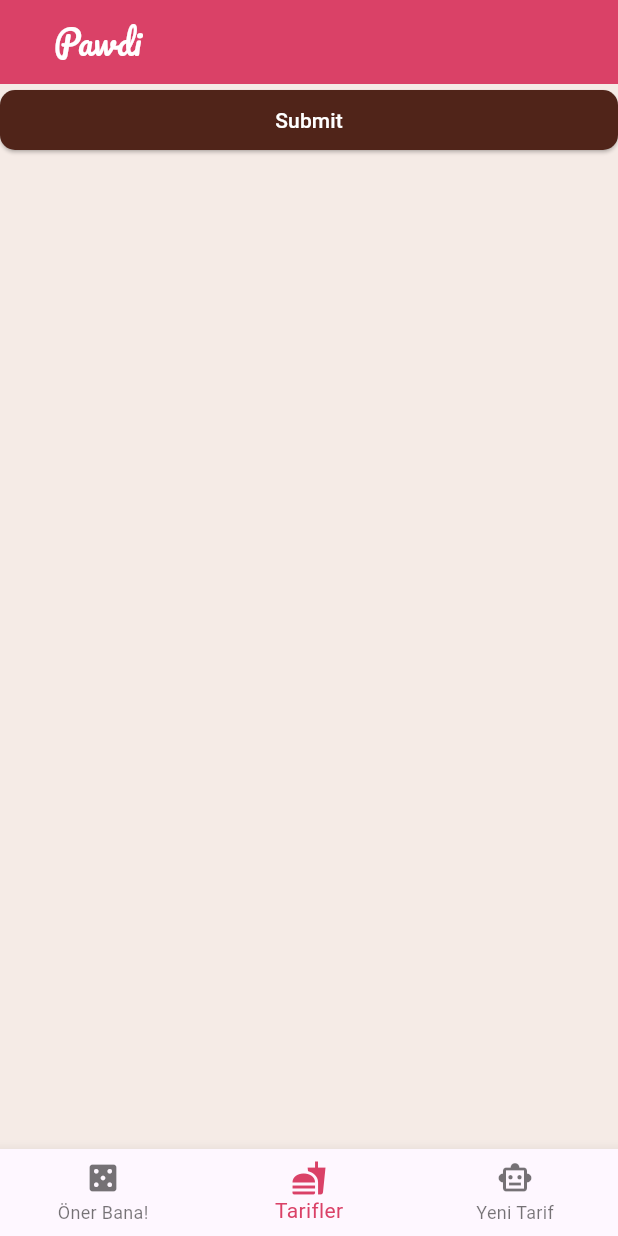
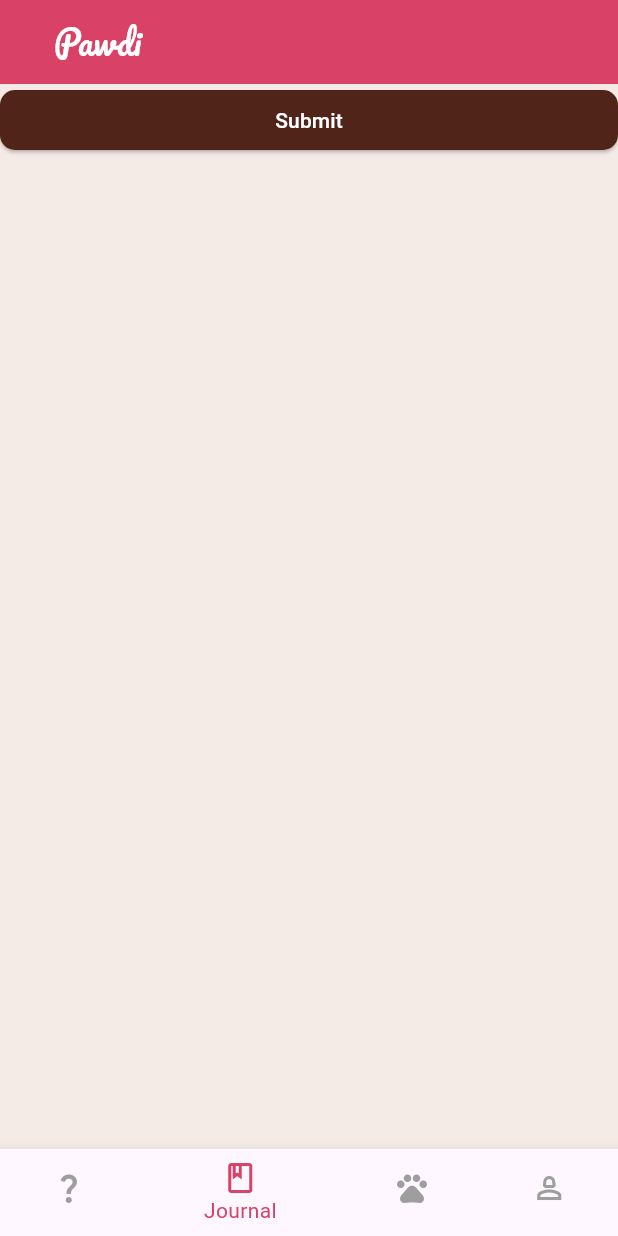
Before and after one commit to Dsoylular/bootcampGoogle, a Flutter app: the screen it shows after launch, on a phone screen of 412 x 824 dp. Run offline on Flutter 3.47's test engine with Material 3 defaults, Android fonts, the phone set to English and light mode, and no system bars.

Commit message:
Bottom navigation bar added. Colors changed

```diff
--- a/lib/MainPage.dart
+++ b/lib/MainPage.dart
@@ -35,22 +35,28 @@ class _MainPageState extends State<MainPage> {
       bottomNavigationBar: BottomNavigationBar(
         items: const <BottomNavigationBarItem>[
           BottomNavigationBarItem(
-            icon: Icon(Icons.casino),
-            label: 'Öner Bana!',
+            icon: Icon(Icons.question_mark_outlined),
+            label: 'Ask Me!',
           ),
           BottomNavigationBarItem(
-            icon: Icon(Icons.fastfood),
-            label: 'Tarifler',
+            icon: Icon(Icons.book_outlined),
+            label: 'Journal',
           ),
           BottomNavigationBarItem(
-            icon: Icon(Icons.smart_toy_outlined),
-            label: 'Yeni Tarif',
+            icon: Icon(Icons.pets_outlined),
+            label: 'My Pets',
+          ),
+          BottomNavigationBarItem(
+            icon: Icon(Icons.person_2_outlined),
+            label: 'Profile',
           ),
         ],
         currentIndex: _selectedIndex,
         selectedItemColor: pink,
+        unselectedItemColor: Colors.grey,
         onTap: _onItemTapped,
       ),
+
     );
   }
 
--- a/lib/appColors.dart
+++ b/lib/appColors.dart
@@ -8,7 +8,8 @@ Color denizCream = const Color.fromARGB(255, 245, 235, 230);
 
 Color pink = const Color.fromARGB(255, 218, 65, 103);
 Color cream = const Color.fromARGB(255, 245, 235, 230);
-Color lightBlue = const Color.fromARGB(255, 99, 105, 209);
+Color darkBlue = const Color.fromARGB(255, 99, 105, 209);
 Color brown = const Color.fromARGB(255, 80, 36, 25);
+Color lightBlue = const Color.fromARGB(255, 80, 209, 208);
 
 Color darkRed = const Color.fromARGB(255, 255, 221, 210);
```
